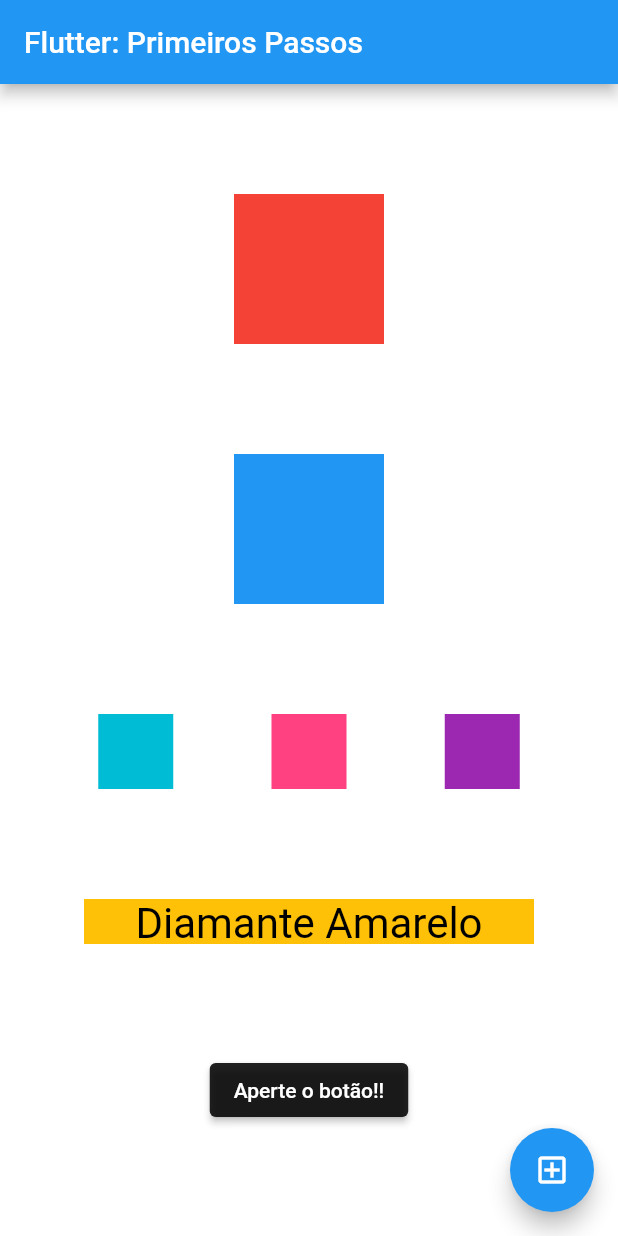
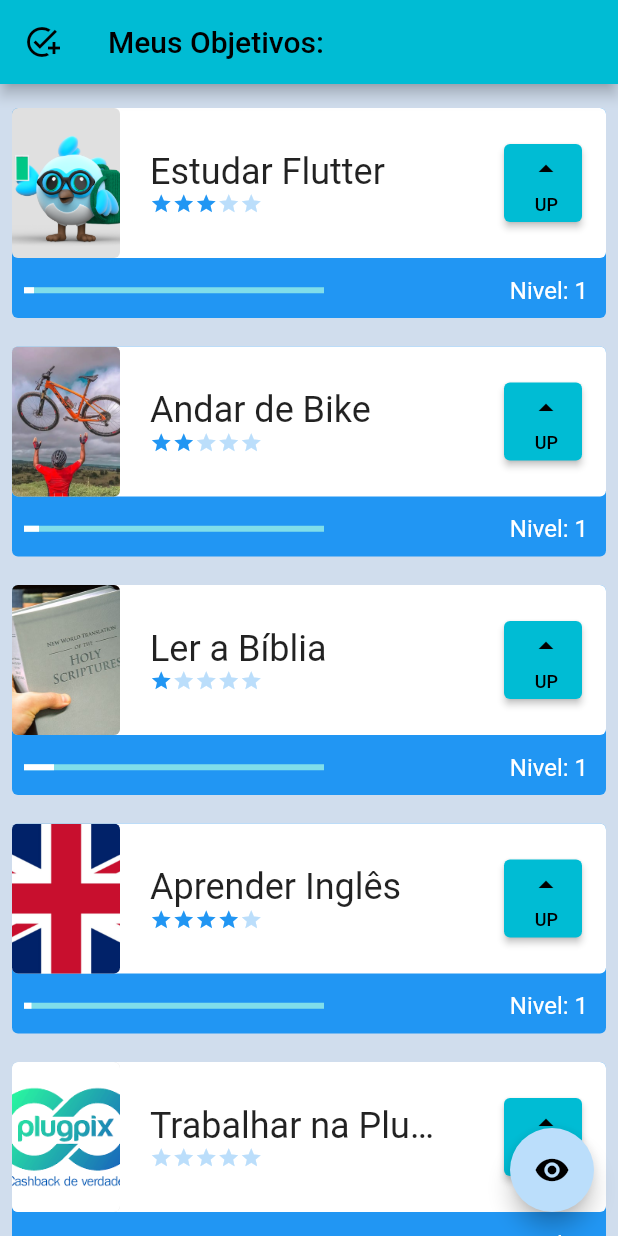
Before and after one commit to victorb26/flutter-app-project, a Flutter app: the screen it shows after launch, on a phone screen of 412 x 824 dp. Run offline on Flutter 3.47's test engine with Material 2 defaults, Android fonts, the light colour scheme and no system bars.

Commit message:
feat: tasks, new icons, new titles

```diff
--- /dev/null
+++ b/lib/components/difficulty.dart
@@ -0,0 +1,33 @@
+
+import 'package:flutter/material.dart';
+
+class Difficulty extends StatelessWidget {
+  final int dificulty;
+
+  const Difficulty(this.dificulty, {Key? key}) : super(key: key);
+
+  @override
+  Widget build(BuildContext context) {
+    return Container(
+      child: Row(
+        children: [
+          Icon(Icons.star,
+              size: 15,
+              color: (dificulty >= 1) ? Colors.blue : Colors.blue[100]),
+          Icon(Icons.star,
+              size: 15,
+              color: (dificulty >= 2) ? Colors.blue : Colors.blue[100]),
+          Icon(Icons.star,
+              size: 15,
+              color: (dificulty >= 3) ? Colors.blue : Colors.blue[100]),
+          Icon(Icons.star,
+              size: 15,
+              color: (dificulty >= 4) ? Colors.blue : Colors.blue[100]),
+          Icon(Icons.star,
+              size: 15,
+              color: (dificulty >= 5) ? Colors.blue : Colors.blue[100]),
+        ],
+      ),
+    );
+  }
+}
--- /dev/null
+++ b/lib/components/tasks.dart
@@ -0,0 +1,142 @@
+
+import 'package:alura_flutter_curso_1/components/difficulty.dart';
+import 'package:flutter/material.dart';
+
+class Tasks extends StatefulWidget {
+  final String nome;
+  final String foto;
+  final int dificuldade;
+
+  const Tasks(this.nome, this.foto, this.dificuldade, {Key? key})
+      : super(key: key);
+
+  @override
+  State<Tasks> createState() => _TasksState();
+}
+
+class _TasksState extends State<Tasks> {
+  int level = 1;
+
+  void levelUp() {
+    setState(() {
+      level++;
+    });
+  }
+
+  @override
+  Widget build(BuildContext context) {
+    return Padding(
+      padding: const EdgeInsets.all(8.0),
+      child: Container(
+        child: Stack(
+          children: [
+            Container(
+              decoration: BoxDecoration(
+                borderRadius: BorderRadius.circular(4),
+                color: Colors.blue,
+              ),
+              height: 140,
+            ),
+            Column(
+              mainAxisAlignment: MainAxisAlignment.spaceBetween,
+              children: [
+                Container(
+                  decoration: BoxDecoration(
+                    borderRadius: BorderRadius.circular(4),
+                    color: Colors.white,
+                  ),
+                  height: 100,
+                  child: Row(
+                    mainAxisAlignment: MainAxisAlignment.spaceBetween,
+                    crossAxisAlignment: CrossAxisAlignment.center,
+                    children: [
+                      Container(
+                        decoration: BoxDecoration(
+                          borderRadius: BorderRadius.circular(4),
+                          color: Colors.black12,
+                        ),
+                        child: ClipRRect(
+                          borderRadius: BorderRadius.circular(4),
+                          child: Image.asset(
+                            widget.foto,
+                            height: 100,
+                            width: 72,
+                            fit: BoxFit.cover,
+                          ),
+                        ),
+                      ),
+                      Column(
+                        mainAxisAlignment: MainAxisAlignment.center,
+                        crossAxisAlignment: CrossAxisAlignment.start,
+                        children: [
+                          Container(
+                            width: 200,
+                            child: Text(
+                              widget.nome,
+                              style: const TextStyle(
+                                  fontSize: 24,
+                                  overflow: TextOverflow.ellipsis),
+                            ),
+                          ),
+                          Difficulty(widget.dificuldade),
+                          // vai ser um novo componente.
+                        ],
+                      ),
+                      Padding(
+                        padding: const EdgeInsets.all(16.0),
+                        child: Container(
+                          height: 52,
+                          width: 52,
+                          child: ElevatedButton(
+                            onPressed: levelUp,
+                            child: Column(
+                              mainAxisAlignment: MainAxisAlignment.spaceEvenly,
+                              crossAxisAlignment: CrossAxisAlignment.end,
+                              children: const [
+                                Icon(Icons.arrow_drop_up),
+                                Text(
+                                  'UP',
+                                  style: TextStyle(fontSize: 12),
+                                ),
+                              ],
+                            ),
+                          ),
+                        ),
+                      )
+                    ],
+                  ),
+                ),
+                Row(
+                  mainAxisAlignment: MainAxisAlignment.spaceBetween,
+                  children: [
+                    Padding(
+                      padding: const EdgeInsets.only(
+                        left: 8,
+                      ),
+                      child: Container(
+                        width: 200,
+                        child: LinearProgressIndicator(
+                          color: Colors.white,
+                          value: widget.dificuldade > 0
+                              ? ((level / widget.dificuldade) / 10)
+                              : 1,
+                        ),
+                      ),
+                    ),
+                    Padding(
+                      padding: const EdgeInsets.all(12.0),
+                      child: Text(
+                        'Nivel: $level',
+                        style: TextStyle(color: Colors.white, fontSize: 16),
+                      ),
+                    ),
+                  ],
+                )
+              ],
+            ),
+          ],
+        ),
+      ),
+    );
+  }
+}
--- a/lib/main.dart
+++ b/lib/main.dart
@@ -1,88 +1,28 @@
+import 'package:alura_flutter_curso_1/screens/tela_inicial.dart';
 import 'package:flutter/material.dart';
 
 void main() {
   runApp(const MyApp());
 }
 
-class MyApp extends StatelessWidget {
+class MyApp extends StatefulWidget {
   const MyApp({Key? key}) : super(key: key);
 
+  @override
+  State<MyApp> createState() => _MyAppState();
+}
+
+class _MyAppState extends State<MyApp> {
   // This widget is the root of your application.
   @override
+  bool opacidade = true;
   Widget build(BuildContext context) {
     return MaterialApp(
-      title: 'Flutter Demo',
+      title: 'Objetivos',
       theme: ThemeData(
-        primarySwatch: Colors.blue,
+        primarySwatch: Colors.cyan,
       ),
-      home: Scaffold(
-        appBar: AppBar(
-          title: const Text('Flutter: Primeiros Passos'),
-        ),
-        body: Container(
-          color: Colors.white,
-          child: Column(
-            mainAxisAlignment: MainAxisAlignment.spaceEvenly,
-            crossAxisAlignment: CrossAxisAlignment.center,
-            children: [
-              Container(
-                color: Colors.red,
-                height: 100,
-                width: 100,
-              ),
-              Container(
-                color: Colors.blue,
-                height: 100,
-                width: 100,
-              ),
-              Row(
-                mainAxisAlignment: MainAxisAlignment.spaceEvenly,
-                crossAxisAlignment: CrossAxisAlignment.center,
-                children: [
-                  Container(
-                    color: Colors.cyan,
-                    height: 50,
-                    width: 50,
-                  ),
-                  Container(
-                    color: Colors.pinkAccent,
-                    height: 50,
-                    width: 50,
-                  ),
-                  Container(
-                    color: Colors.purple,
-                    height: 50,
-                    width: 50,
-                  ),
-                ],
-              ),
-              Container(
-                color: Colors.amber,
-                height: 30,
-                width: 300,
-                child: const Text(
-                  'Diamante Amarelo', // palavra aleatoria
-                  style: TextStyle(
-                    color: Colors.black,
-                    fontSize: 28,
-                  ),
-                  textAlign: TextAlign.center,
-                ),
-              ),
-              ElevatedButton(
-                onPressed: () {
-                  print('Você apertou o Botão!');
-                },
-                child: const Text('Aperte o botão!!'),
-                style: ElevatedButton.styleFrom(primary: Colors.black87),
-              )
-            ],
-          ),
-        ),
-        floatingActionButton: FloatingActionButton(onPressed: () {
-          print('Você apertou o FAB!');
-        },child: const Icon(Icons.add_box_outlined),),
-      ),
+      home: InitialScreen(),
     );
   }
 }
--- /dev/null
+++ b/lib/my_first_screen.dart
@@ -0,0 +1,68 @@
+/*Scaffold(
+appBar: AppBar(
+title: const Text('Flutter: Primeiros Passos'),
+),
+body: Container(
+color: Colors.white,
+child: Column(
+mainAxisAlignment: MainAxisAlignment.spaceEvenly,
+crossAxisAlignment: CrossAxisAlignment.center,
+children: [
+Container(
+color: Colors.red,
+height: 100,
+width: 100,
+),
+Container(
+color: Colors.blue,
+height: 100,
+width: 100,
+),
+Row(
+mainAxisAlignment: MainAxisAlignment.spaceEvenly,
+crossAxisAlignment: CrossAxisAlignment.center,
+children: [
+Container(
+color: Colors.cyan,
+height: 50,
+width: 50,
+),
+Container(
+color: Colors.pinkAccent,
+height: 50,
+width: 50,
+),
+Container(
+color: Colors.purple,
+height: 50,
+width: 50,
+),
+],
+),
+Container(
+color: Colors.amber,
+height: 30,
+width: 300,
+child: const Text(
+'Diamante Amarelo', // palavra aleatoria
+style: TextStyle(
+color: Colors.black,
+fontSize: 28,
+),
+textAlign: TextAlign.center,
+),
+),
+ElevatedButton(
+onPressed: () {
+print('Você apertou o Botão!');
+},
+child: const Text('Aperte o botão!!'),
+style: ElevatedButton.styleFrom(primary: Colors.black87),
+)
+],
+),
+),
+floatingActionButton: FloatingActionButton(onPressed: () {
+print('Você apertou o FAB!');
+},child: const Icon(Icons.add_box_outlined),),
+)*/
--- /dev/null
+++ b/lib/screens/tela_inicial.dart
@@ -0,0 +1,58 @@
+import 'package:alura_flutter_curso_1/components/tasks.dart';
+import 'package:flutter/material.dart';
+
+class InitialScreen extends StatefulWidget {
+  const InitialScreen({Key? key}) : super(key: key);
+
+  @override
+  State<InitialScreen> createState() => _InitialScreenState();
+}
+
+class _InitialScreenState extends State<InitialScreen> {
+  @override
+  bool opacidade = true;
+
+  Widget build(BuildContext context) {
+    return Scaffold(
+      appBar: AppBar(
+        title: const Text("Meus Objetivos:"),
+        leading: Icon(Icons.add_task),
+      ),
+      body: AnimatedOpacity(
+        opacity: opacidade ? 1.0 : 0.0,
+        duration: const Duration(milliseconds: 500),
+        child: Container(
+          color: Color.fromARGB(255, 208, 221, 237),
+          child: ListView(
+            children: const [
+              Padding(
+                padding: EdgeInsets.only(top: 8),
+                child: Tasks('Estudar Flutter', 'assets/images/flutter.png', 3),
+              ),
+              Tasks('Andar de Bike', 'assets/images/bike.webp', 2),
+              Tasks('Ler a Bíblia', 'assets/images/biblia.jpg', 1),
+              Tasks('Aprender Inglês', 'assets/images/uk_flag.jpg', 4),
+              Tasks(
+                'Trabalhar na PlugPix',
+                'assets/images/plugpix.png',
+                0,
+              ),
+              SizedBox(
+                height: 100,
+              ),
+            ],
+          ),
+        ),
+      ),
+      floatingActionButton: FloatingActionButton(
+        onPressed: () {
+          setState(() {
+            opacidade = !opacidade;
+          });
+        },
+        backgroundColor: Colors.blue[100],
+        child: const Icon(Icons.remove_red_eye),
+      ),
+    );
+  }
+}
```
Also changed, not shown: pubspec.yaml (+6 -6 lines), assets/images/biblia.jpg (added), assets/images/bike.webp (added), assets/images/flutter.png (added), assets/images/plugpix.png (added), assets/images/uk_flag.jpg (added), pubspec.lock, 19 other files.
